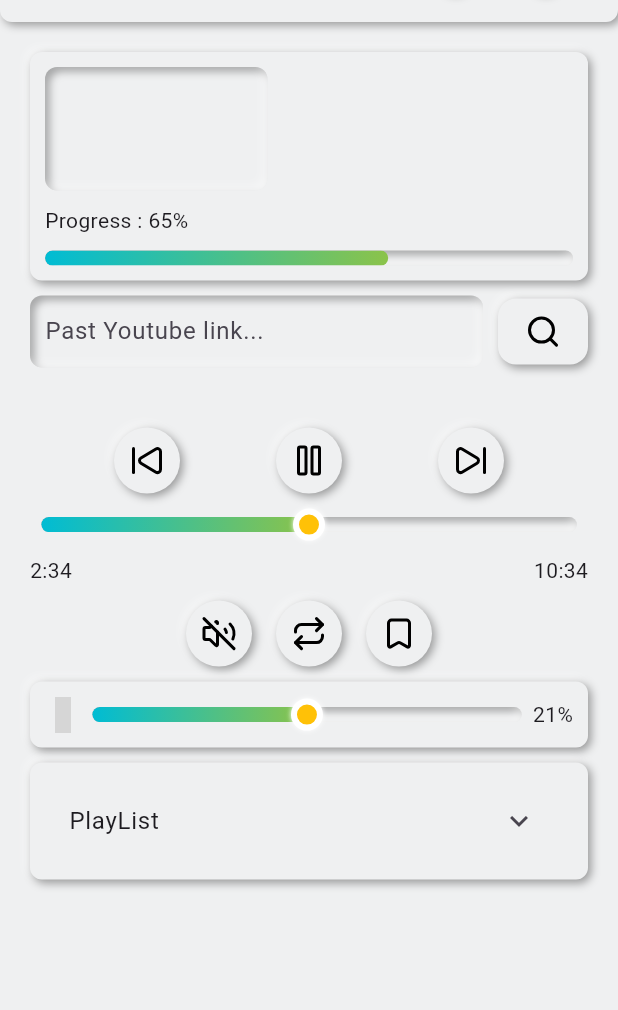
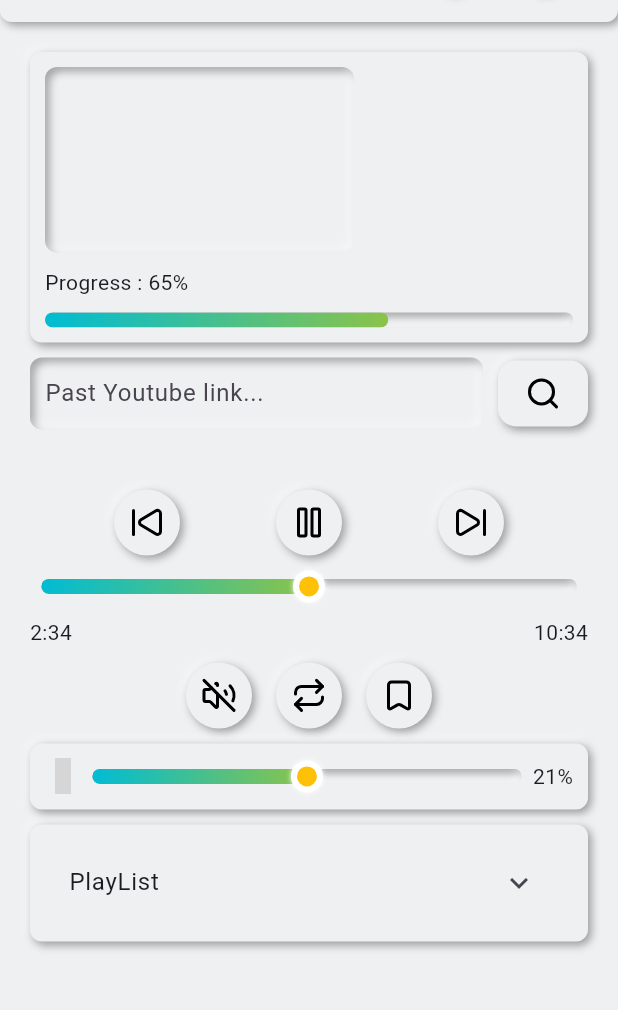
Before and after one commit to jchocola/ya_tuber, a Flutter app: the screen it shows after launch, on a phone screen of 412 x 824 dp, the part 68-1078 px from its top. Run offline on Flutter 3.47's test engine with Material 3 defaults, Android fonts, the phone set to English and light mode, and no system bars; our stand-ins replace flutter_neumorphic_plus, gap, get_it, logger, lucide_icons_flutter, youtube_player_flutter and 1 more; missing offline and left inert: youtube_explode_dart; grey boxes are pictures that could not be loaded.

Commit message:
using youtube_player_iframe

```diff
--- a/lib/domain/repo/youtube_explode_repo.dart
+++ b/lib/domain/repo/youtube_explode_repo.dart
@@ -1,5 +1,6 @@
 import 'package:youtube_explode_dart/youtube_explode_dart.dart';
-import 'package:youtube_player_flutter/youtube_player_flutter.dart';
+import 'package:youtube_player_iframe/youtube_player_iframe.dart';
+
 
 abstract class YoutubeExplodeRepo {
   Future<String> getAudioUrl({required String videoUrl});
--- a/lib/presentation/home_page/widget/play_buttons.dart
+++ b/lib/presentation/home_page/widget/play_buttons.dart
@@ -21,7 +21,9 @@ class PlayButtons extends StatelessWidget {
         Row(
           mainAxisAlignment: MainAxisAlignment.spaceEvenly,
           children: [
-            CustomCircleButton(onPressed: () {}, icon: AppIcon.skipBackdIcon),
+            CustomCircleButton(onPressed: () {
+               homePageProvider_read.playVideo();
+            }, icon: AppIcon.skipBackdIcon),
             CustomCircleButton(
               onPressed: () {
                 homePageProvider_read.pauseVideo();
--- a/lib/presentation/home_page/widget/youtube_player_widget.dart
+++ b/lib/presentation/home_page/widget/youtube_player_widget.dart
@@ -3,7 +3,8 @@ import 'package:flutter_neumorphic_plus/flutter_neumorphic.dart';
 import 'package:provider/provider.dart';
 import 'package:ya_tuber/core/app_constant.dart';
 import 'package:ya_tuber/presentation/home_page/provider/home_page_provider.dart';
-import 'package:youtube_player_flutter/youtube_player_flutter.dart';
+import 'package:youtube_player_iframe/youtube_player_iframe.dart' show YoutubePlayer;
+
 
 
 class YoutubePlayerWidget extends StatelessWidget {
@@ -16,9 +17,9 @@ class YoutubePlayerWidget extends StatelessWidget {
     return Neumorphic(
       style: NeumorphicStyle(depth: AppConstant.neumoDepthNegative),
       child: SizedBox(
-        width: size.width * 0.36,
-        height: size.width * 0.2,
-        child: homePageProvider_listen.youtubePlayerController == null ? SizedBox() : YoutubePlayer(controller: homePageProvider_listen.youtubePlayerController!, aspectRatio: 16 / 9),
+        width: size.width * 0.5,
+        height: size.width * 0.3,
+        child: homePageProvider_listen.youtubePlayerController == null ? SizedBox() : YoutubePlayer(controller: homePageProvider_listen.youtubePlayerController!, aspectRatio: 5 / 3),
       ),
     );
   }
--- a/pubspec.yaml
+++ b/pubspec.yaml
@@ -42,6 +42,7 @@ dependencies:
   provider: ^6.1.5+1
   get_it: ^9.2.0
   youtube_player_flutter: ^9.1.3
+  youtube_player_iframe: ^5.2.2
 
 dev_dependencies:
   flutter_test:
```
Also changed, not shown: lib/data/repo/youtube_explode_impl.dart (+8 -2 lines), lib/presentation/home_page/provider/home_page_provider.dart (+14 -2 lines), pubspec.lock, 6 other files.
